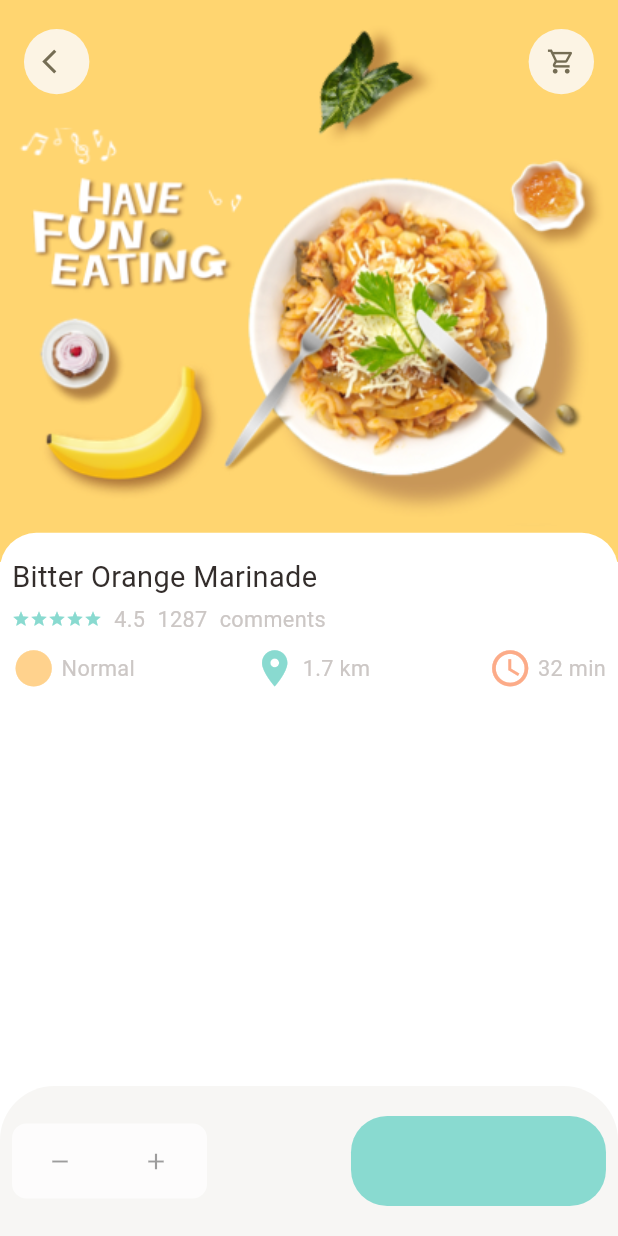
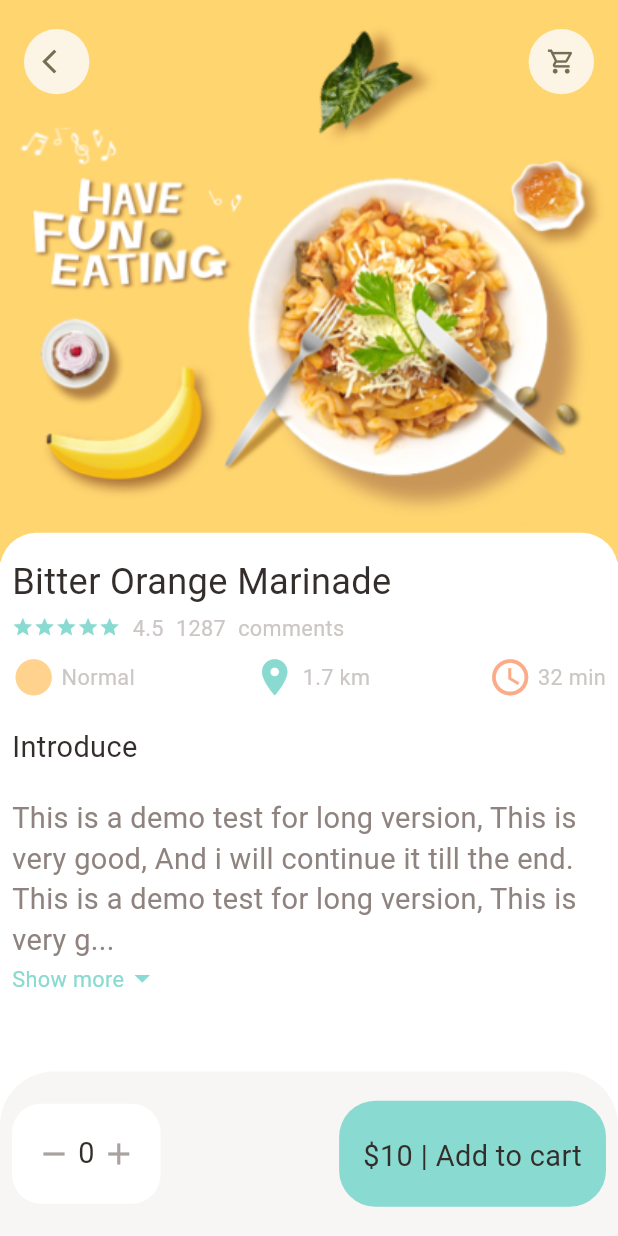
Before and after one commit to Tushar-ShahidurRahman/food_delivery_app, a Flutter app: the screen it shows after launch, on a phone screen of 412 x 824 dp. Run offline on Flutter 3.47's test engine with Material 2 defaults, Android fonts, the phone set to English and light mode, and no system bars; our stand-ins replace dots_indicator, get.

Commit message:
popular food details page UI finished

```diff
--- a/lib/custom_widgets/app_column_with_stars.dart
+++ b/lib/custom_widgets/app_column_with_stars.dart
@@ -15,7 +15,7 @@ class AppColumnWithStars extends StatelessWidget {
     return Column(
       crossAxisAlignment: CrossAxisAlignment.start,
       children: [
-        BigText(text: text),
+        BigText(text: text, size: Dimensions.font20,),
         SizedBox(height: Dimensions.height4),
         Row(
           children: [
@@ -25,7 +25,7 @@ class AppColumnWithStars extends StatelessWidget {
                       (index) => Icon(Icons.star,
                       //Todo: Change the icon size here, make it dynamic
                       color: AppColors.mainColor,
-                      size: 12)),
+                      size: Dimensions.iconSize12)),
             ),
             SizedBox(width: Dimensions.width8),
             SmallText(text: '4.5'),
--- /dev/null
+++ b/lib/custom_widgets/expandable_text_widget.dart
@@ -0,0 +1,66 @@
+import 'package:flutter/material.dart';
+import 'package:food_delivery_app/custom_widgets/small_text.dart';
+import 'package:food_delivery_app/utils/colors.dart';
+import 'package:food_delivery_app/utils/dimensions.dart';
+
+class ExpandableTextWidget extends StatefulWidget {
+  final String text;
+
+  const ExpandableTextWidget({Key? key, required this.text}) : super(key: key);
+
+  @override
+  State<ExpandableTextWidget> createState() => _ExpandableTextWidgetState();
+}
+
+class _ExpandableTextWidgetState extends State<ExpandableTextWidget> {
+  late String firstHalf;
+  late String lastHalf;
+  final double textHeight = Dimensions.screenHeight / 5.63;
+  bool isTextHidden = true;
+
+  @override
+  void initState() {
+    super.initState();
+    if (widget.text.length > textHeight) {
+      firstHalf = widget.text.substring(0, textHeight.toInt());
+      lastHalf =
+          widget.text.substring(textHeight.toInt() , widget.text.length);
+    } else {
+      firstHalf = widget.text;
+      lastHalf = '';
+    }
+  }
+
+  @override
+  Widget build(BuildContext context) {
+    return Container(
+        child: lastHalf.isEmpty
+            ? SmallText(text: firstHalf, color: AppColors.paraColor, size: Dimensions.font16, height: 1.4,)
+            : Column(
+                children: [
+                  isTextHidden
+                      ? SmallText(text: '$firstHalf...', color: AppColors.paraColor, size: Dimensions.font16,height: 1.4,)
+                      : SmallText(text: firstHalf + lastHalf, color: AppColors.paraColor, size: Dimensions.font16,height: 1.4,),
+                  InkWell(
+                    onTap: () {
+                      isTextHidden = !isTextHidden;
+                      setState(() {});
+                    },
+                    child: Row(
+                      children: [
+                        isTextHidden? SmallText(
+                            text: 'Show more', color: AppColors.mainColor): SmallText(
+                            text: 'Show less', color: AppColors.mainColor),
+                        Icon(
+                          isTextHidden
+                              ? Icons.arrow_drop_down
+                              : Icons.arrow_drop_up,
+                          color: AppColors.mainColor,
+                        ),
+                      ],
+                    ),
+                  )
+                ],
+              ));
+  }
+}
--- a/lib/main.dart
+++ b/lib/main.dart
@@ -22,7 +22,7 @@ class MyApp extends StatelessWidget {
         useMaterial3: true,
       ),
       // home: const MainFoodPage(),
-      home: const PopularFoodDetailsPage(),
+      home: PopularFoodDetailsPage(),
     );
   }
 }
--- a/lib/pages/food/popular_food_details_page.dart
+++ b/lib/pages/food/popular_food_details_page.dart
@@ -1,14 +1,17 @@
 import 'package:flutter/material.dart';
 import 'package:food_delivery_app/custom_widgets/app_column_with_stars.dart';
+import 'package:food_delivery_app/custom_widgets/expandable_text_widget.dart';
 import 'package:food_delivery_app/utils/dimensions.dart';
 
 import '../../custom_widgets/app_icon.dart';
 import '../../custom_widgets/big_text.dart';
-import '../../custom_widgets/icon_and_text_widget.dart';
-import '../../custom_widgets/small_text.dart';
 import '../../utils/colors.dart';
 
 class PopularFoodDetailsPage extends StatelessWidget {
+  final String demoTextShort = "This is a demo test for short version";
+  final String demoTextLong =
+      """This is a demo test for long version, This is very good, And i will continue it till the end. This is a demo test for long version, This is very good, And i will continue it till the end. This is a demo test for long version, This is very good, And i will continue it till the end. This is a demo test for long version, This is very good, And i will continue it till the end. This is a demo test for long version, This is very good, And i will continue it till the end.""";
+
   const PopularFoodDetailsPage({Key? key}) : super(key: key);
 
   @override
@@ -18,6 +21,7 @@ class PopularFoodDetailsPage extends StatelessWidget {
       body: SafeArea(
         child: Stack(
           children: [
+            // Food image section
             Positioned(
                 left: 0,
                 right: 0,
@@ -31,6 +35,7 @@ class PopularFoodDetailsPage extends StatelessWidget {
                     ),
                   ),
                 )),
+            // Icon section on the image
             Positioned(
               top: Dimensions.height16,
               left: Dimensions.width16,
@@ -44,6 +49,7 @@ class PopularFoodDetailsPage extends StatelessWidget {
                 ],
               ),
             ),
+            // Food intro section
             Positioned(
                 left: 0,
                 right: 0,
@@ -61,13 +67,25 @@ class PopularFoodDetailsPage extends StatelessWidget {
                         topLeft: Radius.circular(Dimensions.radius20),
                         topRight: Radius.circular(Dimensions.radius20),
                       )),
-                  child: const AppColumnWithStars(text: 'Bitter Orange Marinade'),
-                ))
+                  child: Column(
+                    crossAxisAlignment: CrossAxisAlignment.start,
+                    children: [
+                      const AppColumnWithStars(text: 'Bitter Orange Marinade'),
+                      SizedBox(height: Dimensions.height16),
+                      BigText(text: 'Introduce'),
+                      SizedBox(height: Dimensions.height16),
+                      //  Expandable text
+                      Expanded(
+                          child: SingleChildScrollView(
+                              child: ExpandableTextWidget(text: demoTextLong))),
+                    ],
+                  ),
+                )),
           ],
         ),
       ),
       bottomNavigationBar: Container(
-        height: 100,
+        height: Dimensions.bottomNavBarContainerHeight,
         decoration: BoxDecoration(
             color: AppColors.buttonBackgroundColor,
             borderRadius: BorderRadius.only(
@@ -83,28 +101,46 @@ class PopularFoodDetailsPage extends StatelessWidget {
             mainAxisAlignment: MainAxisAlignment.spaceBetween,
             children: [
               Container(
-                width: 130,
-                height: 50,
+                padding: EdgeInsets.only(
+                    left: Dimensions.width16,
+                    right: Dimensions.width16,
+                    top: Dimensions.height16,
+                    bottom: Dimensions.height16),
                 decoration: BoxDecoration(
-                  color: Colors.white70,
+                  color: Colors.white,
                   borderRadius: BorderRadius.all(
-                    Radius.circular(Dimensions.radius8),
+                    Radius.circular(Dimensions.radius8 * 2),
                   ),
                 ),
-                child: Row(children: [
-                  TextButton(onPressed: () {}, child: const Icon(Icons.remove, color: Colors.black38,)),
+                child: Row(
+                  mainAxisAlignment: MainAxisAlignment.spaceBetween,
+                  children: [
+                    Icon(Icons.remove, color: AppColors.signColor),
+                    SizedBox(width: Dimensions.width4),
+                    BigText(text: '0'),
+                    SizedBox(width: Dimensions.width4),
+                    Icon(Icons.add, color: AppColors.signColor),
 
-                  TextButton(onPressed: () {}, child: const Icon(Icons.add, color: Colors.black38,)),
-                ],),
+                    // TextButton(onPressed: () {}, child: const Icon(Icons.add, color: Colors.black38,)),
+                  ],
+                ),
               ),
               Container(
-                width: 170,
-                height: 60,
+                // width: 170,
+                // height: 60,
+                padding: EdgeInsets.only(
+                    left: Dimensions.width16,
+                    right: Dimensions.width16,
+                    top: Dimensions.height16 + 4,
+                    bottom: Dimensions.height16),
                 decoration: BoxDecoration(
                   color: AppColors.mainColor,
                   borderRadius: BorderRadius.all(
                     Radius.circular(Dimensions.radius20),
                   ),
+                ),
+                child: BigText(
+                  text: '\$10 | Add to cart',
                 ),
               ),
             ],
--- a/lib/utils/dimensions.dart
+++ b/lib/utils/dimensions.dart
@@ -34,6 +34,8 @@ class Dimensions{
   static double font16 = screenHeight/42.7;
   static double font10 = screenHeight/68.35;
   static double font12 = screenHeight/56.96;
+  static double font26 = screenHeight/26.29;
+  static double font20 = screenHeight/34.17;
 
 //  radius size
   static double radius4 = screenHeight/170.86;
@@ -44,6 +46,7 @@ class Dimensions{
 //  Icon size
   static double iconSize24 = screenHeight/28.48;
   static double iconSize16 = screenHeight/42.72;
+  static double iconSize12 = screenHeight/56.95;
 
 //  Listview size
 static double listViewImgSize = screenHeight/6.85;
@@ -52,4 +55,7 @@ static double listViewTextContainerSize = screenHeight/8.54;
 //Popular food details page
 static double popularFoodImgSize = screenHeight/2.2;
 
+//Bottom bar height
+static double bottomNavBarContainerHeight = screenHeight/7.51;
+
 }
```
